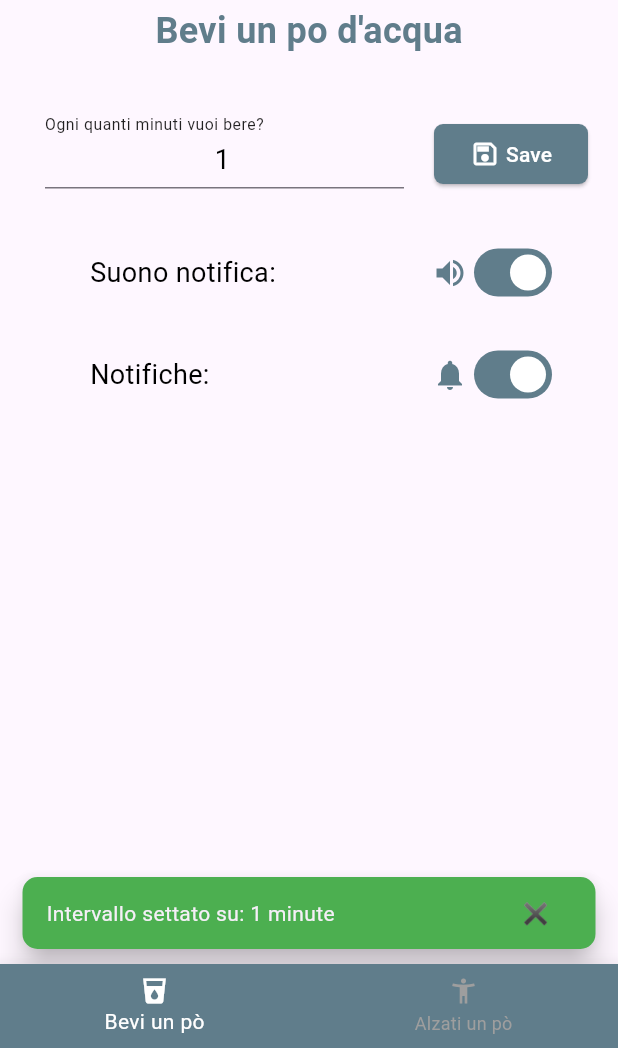
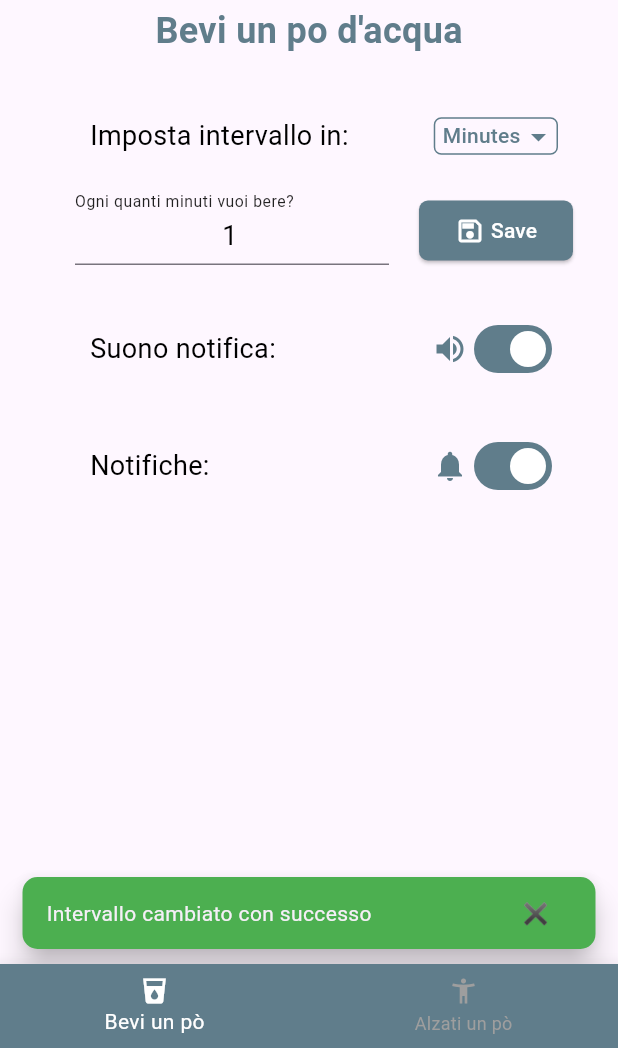
Before and after one commit to morenoboasso/MemoHydrate, a Flutter app: the screen it shows after launch, after a tap on "Save", on a phone screen of 412 x 824 dp, the part 188-1236 px from its top. Run offline on Flutter 3.47's test engine with Material 3 defaults, Android fonts, the light colour scheme and no system bars; our stand-ins replace flutter_local_notifications, permission_handler, shared_preferences; missing offline and left inert: parallax_rain.

Commit message:
Added set interval unit(hours/minutes)
-changed some layout and logic

```diff
--- a/lib/styles/bottomnav.dart
+++ b/lib/styles/bottomnav.dart
@@ -51,7 +51,7 @@ class CustomBottomNavBar extends StatelessWidget {
               height: 50,
             ),
           )
-       // ),
+        ),
       ],
     );
   }
--- a/lib/styles/interval_input.dart
+++ b/lib/styles/interval_input.dart
@@ -28,7 +28,7 @@ class IntervalInput extends StatelessWidget {
             children: [
               Expanded(
                 child: Padding(
-                  padding: const EdgeInsets.only(left: 30),
+                  padding: const EdgeInsets.only(left: 50),
                   child: SizedBox(
                     height: 50,
                     child: TextFormField(
@@ -62,19 +62,19 @@ class IntervalInput extends StatelessWidget {
               ),
               SizedBox(
                 child: Padding(
-                  padding: const EdgeInsets.only(right: 20.0),
+                  padding: const EdgeInsets.only(right: 30.0),
                   child: ElevatedButton(
                     onPressed: () {
                       int newInterval = int.tryParse(intervalController.text) ?? 0;
-                      // Accept only values from 15 to 1440 , per test metti 1
+                      // Accept only values from 15 to 1440
                       if (newInterval >= 1 && newInterval <= 1440) {
                         onSavePressed();
 
                         // Show a success message
                         ScaffoldMessenger.of(context).showSnackBar(
                           SnackBar(
-                            content: Text(formatIntervalMessage(newInterval)),
-                            duration: const Duration(seconds: 3),
+                            content: const Text('Intervallo cambiato con successo'),
+                            duration: const Duration(seconds: 2),
                             behavior: SnackBarBehavior.floating,
                             backgroundColor: Colors.green,
                             shape: RoundedRectangleBorder(
@@ -139,24 +139,6 @@ class IntervalInput extends StatelessWidget {
       ),
     );
   }
-  String formatIntervalMessage(int minutes) {
-    if (minutes > 60) {
-      int hours = minutes ~/ 60;
-      int remainingMinutes = minutes % 60;
-
-      String hoursText = hours == 1 ? 'hour' : 'hours';
-      String minutesText = remainingMinutes == 1 ? 'minute' : 'minutes';
-
-      if (remainingMinutes == 0) {
-        return 'Intervallo settato su: $hours $hoursText';
-      } else {
-        return 'Intervallo settato su: $hours $hoursText and ${remainingMinutes.toString().padLeft(2)} $minutesText';
-      }
-    } else {
-      String minutesText = minutes == 1 ? 'minute' : 'minutes';
-      return 'Intervallo settato su: $minutes $minutesText';
-    }
-  }
 
 
 
--- a/lib/tabs/bevi_tab.dart
+++ b/lib/tabs/bevi_tab.dart
@@ -13,10 +13,12 @@ class BeviTab extends StatefulWidget {
 
 class _BeviTabState extends State<BeviTab> {
   late TextEditingController intervalController;
+  late String selectedIntervalUnit; // Add this variable
   final NotificationService notificationService;
   int intervalloNotificheBere = 20;
   bool notificationSound = true;
   bool serviceActive = true;
+
   _BeviTabState() : notificationService = NotificationService();
 
   Future<void> _loadSavedSwitchesState() async {
@@ -26,14 +28,23 @@ class _BeviTabState extends State<BeviTab> {
     setState(() {
       notificationSound = savedNotificationSound;
       serviceActive = savedServiceActive;
-      debugPrint('[MORENO SHARED PREF] Loaded switches state from shared prefs');
+      debugPrint(
+          '[MORENO SHARED PREF] Loaded switches state from shared prefs');
     });
   }
+
   Future<void> _saveSwitchesState() async {
     final prefs = await SharedPreferences.getInstance();
     await prefs.setBool('notificationSound', notificationSound);
     await prefs.setBool('serviceActive', serviceActive);
   }
+
+
+  Future<void> _saveIntervalUnit(String unit) async {
+    final prefs = await SharedPreferences.getInstance();
+    await prefs.setString('selectedIntervalUnit', unit);
+  }
+
 
   @override
   void initState() {
@@ -42,6 +53,7 @@ class _BeviTabState extends State<BeviTab> {
     intervalController =
         TextEditingController(text: intervalloNotificheBere.toString());
     _loadSavedSwitchesState(); // Load switches state on initialization
+    selectedIntervalUnit = 'Minutes'; // Imposta l'unità predefinita su Minutes
   }
 
   Future<void> _initializeApp() async {
@@ -55,7 +67,8 @@ class _BeviTabState extends State<BeviTab> {
     setState(() {
       intervalloNotificheBere = savedInterval;
       intervalController.text = savedInterval.toString();
-      debugPrint('[MORENO SHARED PREF] Loaded from shared prefs: $intervalloNotificheBere minute/s');
+      debugPrint(
+          '[MORENO SHARED PREF] Loaded from shared prefs: $intervalloNotificheBere minute/s');
     });
   }
 
@@ -106,13 +119,73 @@ class _BeviTabState extends State<BeviTab> {
             ),
           ),
           const SizedBox(height: 40),
+          Padding(
+            padding: const EdgeInsets.only(left: 60, right: 40),
+            child: Row(
+              mainAxisAlignment: MainAxisAlignment.spaceBetween,
+              children: [
+                const Text(
+                  'Imposta intervallo in: ',
+                  style: TextStyle(
+                    fontSize: 18,
+                    color: Colors.black,
+                  ),
+                ),
+                Container(
+                  height: 25,
+                  decoration: BoxDecoration(
+                    border: Border.all(
+                      color: Colors.blueGrey,
+                      width: 1.0,
+                    ),
+                    borderRadius: BorderRadius.circular(5.0),
+                  ),
+                  child: Padding(
+                    padding: const EdgeInsets.only(left: 5.0),
+                    child: DropdownButton<String>(
+                      value: selectedIntervalUnit,
+                      items: ['Minutes', 'Hours'].map((String value) {
+                        return DropdownMenuItem<String>(
+                          value: value,
+                          child: Text(
+                            value,
+                            style: const TextStyle(
+                              fontSize: 14,
+                              color: Colors.blueGrey,
+                            ),
+                            textAlign: TextAlign.center,
+                          ),
+                        );
+                      }).toList(),
+                      onChanged: (String? newValue) {
+                        setState(() {
+                          selectedIntervalUnit = newValue!;
+                          _saveIntervalUnit(selectedIntervalUnit); // Save the selected interval unit
+
+                          // Clear the text value each time the unit is changed
+                          intervalController.clear();
+                        });
+                      },
+                      icon: const Icon(
+                        Icons.arrow_drop_down,
+                        color: Colors.blueGrey,
+                      ),
+                      underline: Container(),
+                    ),
+                  ),
+                ),
+              ],
+            ),
+          ),
+          const SizedBox(height: 25),
           IntervalInput(
             intervalloNotificheBere: intervalloNotificheBere,
             onIntervalChanged: (value) {
               setState(() {
                 intervalloNotificheBere = int.tryParse(value) ?? 0;
                 debugPrint(
-                    '[MORENO BEVI_TAB]Interval value changed to: $intervalloNotificheBere minute/s');
+                  '[MORENO BEVI_TAB]Interval value changed to: $intervalloNotificheBere minute/s',
+                );
               });
             },
             onSavePressed: () async {
@@ -120,20 +193,29 @@ class _BeviTabState extends State<BeviTab> {
               notificationService.stopNotificationLoop();
               debugPrint('[MORENO BEVI_TAB]You stopped the previous interval');
 
+              // If the selected interval unit is 'Hours', multiply the entered value by 60
+              if (selectedIntervalUnit == 'Hours') {
+                intervalloNotificheBere *= 60;
+              }
+
               // Start a new loop with the specified interval and sound state
               _startNotificationLoop();
 
               // Save the new interval
               await _saveInterval(intervalloNotificheBere);
-              debugPrint('[MORENO BEVI_TAB]Interval saved: $intervalloNotificheBere minute/s');
+              debugPrint(
+                '[MORENO BEVI_TAB]Interval saved: $intervalloNotificheBere minute/s',
+              );
 
-
-              // Chiudi la tastiera
+              // Close the keyboard
               FocusManager.instance.primaryFocus?.unfocus();
             },
-            labelText: 'Ogni quanti minuti vuoi bere?',
-            intervalController: intervalController, // Pass intervalController to IntervalInput
+            labelText: selectedIntervalUnit == 'Minutes'
+                ? 'Ogni quanti minuti vuoi bere?'
+                : 'Ogni quante ore vuoi bere?', // Update the labelText dynamically
+            intervalController: intervalController,
           ),
+
           Padding(
             padding: const EdgeInsets.only(top: 30, left: 60, right: 40),
             child: Column(
@@ -151,8 +233,11 @@ class _BeviTabState extends State<BeviTab> {
                     Row(
                       children: [
                         Icon(
-                          notificationSound ? Icons.volume_up : Icons.volume_off,
-                          color: notificationSound ? Colors.blueGrey : Colors.grey,
+                          notificationSound
+                              ? Icons.volume_up
+                              : Icons.volume_off,
+                          color:
+                              notificationSound ? Colors.blueGrey : Colors.grey,
                         ),
                         Switch(
                           activeTrackColor: Colors.blueGrey,
@@ -160,7 +245,7 @@ class _BeviTabState extends State<BeviTab> {
                           inactiveTrackColor: Colors.grey,
                           inactiveThumbColor: Colors.white,
                           thumbColor: MaterialStateProperty.resolveWith<Color>(
-                                (Set<MaterialState> states) {
+                            (Set<MaterialState> states) {
                               if (states.contains(MaterialState.dragged)) {
                                 return Colors.blueGrey;
                               }
@@ -187,14 +272,13 @@ class _BeviTabState extends State<BeviTab> {
                             debugPrint(
                                 '[MORENO BEVI_TAB] Sound notification is ${notificationSound ? 'enabled' : 'disabled'}');
                             _saveSwitchesState(); // Save switches state when it changes
-
                           },
                         ),
                       ],
                     ),
                   ],
                 ),
-                const SizedBox(height: 20),
+                const SizedBox(height: 30),
                 Row(
                   mainAxisAlignment: MainAxisAlignment.spaceBetween,
                   children: [
@@ -208,7 +292,9 @@ class _BeviTabState extends State<BeviTab> {
                     Row(
                       children: [
                         Icon(
-                          serviceActive ? Icons.notifications : Icons.notifications_off,
+                          serviceActive
+                              ? Icons.notifications
+                              : Icons.notifications_off,
                           color: serviceActive ? Colors.blueGrey : Colors.grey,
                         ),
                         Switch(
@@ -217,11 +303,13 @@ class _BeviTabState extends State<BeviTab> {
                           inactiveTrackColor: Colors.grey,
                           inactiveThumbColor: Colors.white,
                           thumbColor: MaterialStateProperty.resolveWith<Color>(
-                                (Set<MaterialState> states) {
+                            (Set<MaterialState> states) {
                               if (states.contains(MaterialState.dragged)) {
                                 return Colors.blueGrey;
                               }
-                              return serviceActive ? Colors.white : Colors.white;
+                              return serviceActive
+                                  ? Colors.white
+                                  : Colors.white;
                             },
                           ),
                           onChanged: (value) {
@@ -231,7 +319,6 @@ class _BeviTabState extends State<BeviTab> {
                             notificationService.stopNotificationLoop();
                             _startNotificationLoop();
                             _saveSwitchesState(); // Save switches state when it changes
-
                           },
                         ),
                       ],
```
Also changed, not shown: 1 other file.
